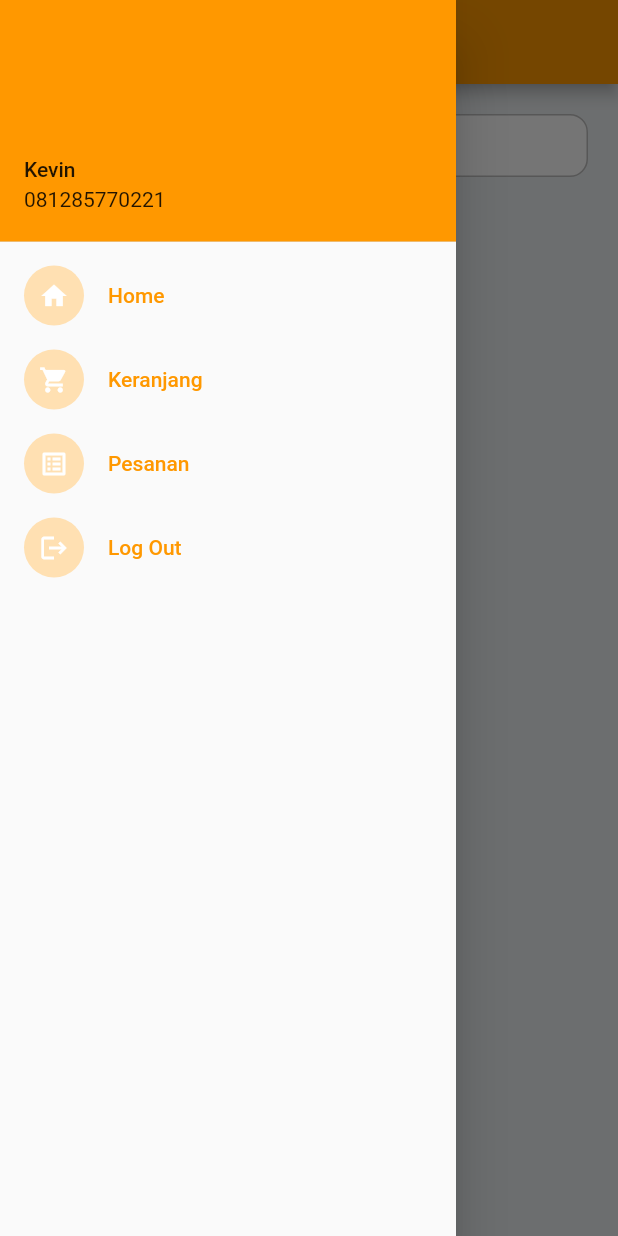
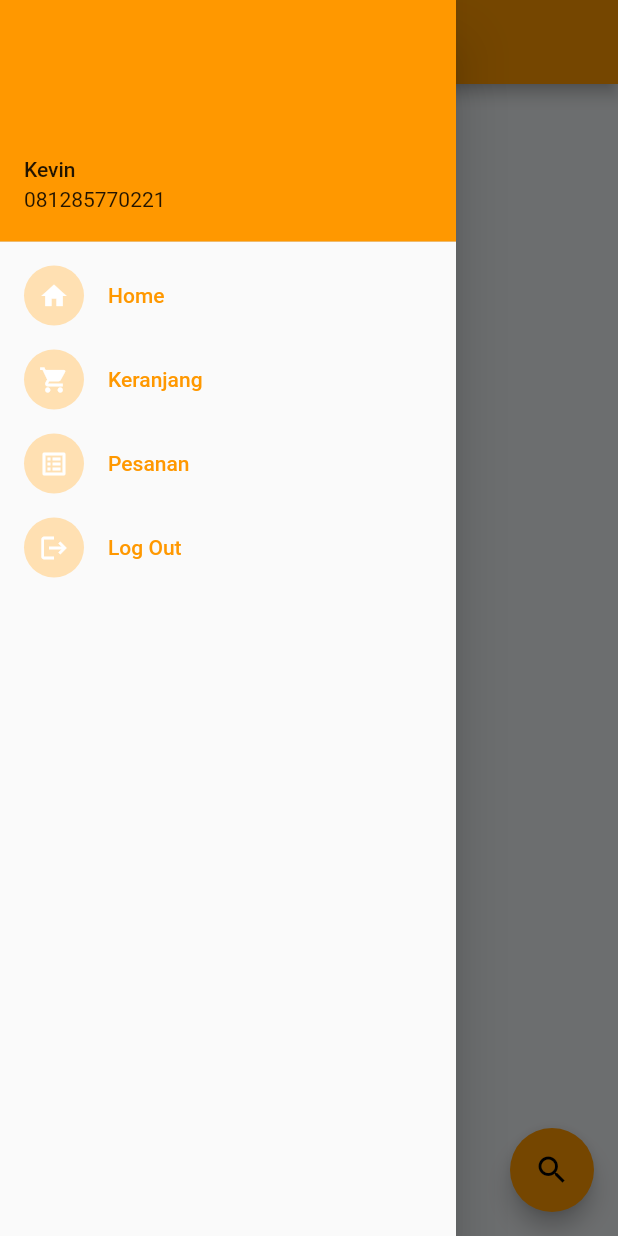
Before and after one commit to kdrm12/oleh_shop_mobile_app, a Flutter app: the MyHomePage screen opened by its route, with the side drawer open, on a phone screen of 412 x 824 dp. Run offline on Flutter 3.47's test engine with Material 2 defaults, Android fonts, the phone set to English and light mode, and no system bars; our stand-ins replace cached_network_image; network calls fail.

Commit message:
add search process

```diff
--- a/lib/pages/HomePage.dart
+++ b/lib/pages/HomePage.dart
@@ -1,5 +1,6 @@
 import 'package:flutter/material.dart';
-import 'package:oleh_shop_app/widgets/drawer.dart';
+import 'package:oleh_shop_app/component/drawer.dart';
+import 'package:oleh_shop_app/component/search.dart';
 import 'package:oleh_shop_app/models/oleh.dart';
 import 'package:oleh_shop_app/webservice/WebService.dart';
 import 'package:cached_network_image/cached_network_image.dart';
@@ -13,6 +14,7 @@ class MyHomePage extends StatefulWidget {
 
 class _MyHomePageState extends State<MyHomePage> {
   List<oleh> _oleh = <oleh>[];
+  List<String> _nama_oleh = <String>[];
 
   @override
   void initState() {
@@ -22,9 +24,14 @@ class _MyHomePageState extends State<MyHomePage> {
 
   void _loadOleh() async {
     final webservice = WebService();
-    final results = await webservice.loadOleh();
+    final oleh_results = await webservice.loadOleh();
+    final namaOleh_results = <String>[];
+    for (int i = 0; i < oleh_results.length; i++) {
+      namaOleh_results.add(oleh_results[i].nama);
+    }
     setState(() {
-      _oleh = results;
+      _oleh = oleh_results;
+      _nama_oleh = namaOleh_results;
     });
   }
 
@@ -62,20 +69,20 @@ class _MyHomePageState extends State<MyHomePage> {
               //     ),
               //   ],
               // ),
-              Container(
-                height: 42,
-                margin: const EdgeInsets.all(10),
-                decoration: BoxDecoration(
-                  borderRadius: BorderRadius.circular(12),
-                  color: Colors.white,
-                  border: Border.all(color: Colors.black26),
-                ),
-                padding: const EdgeInsets.symmetric(horizontal: 8),
-                child: const TextField(
-                  decoration: InputDecoration(
-                      icon: Icon(Icons.search), border: InputBorder.none),
-                ),
-              ),
+              // Container(
+              //   height: 42,
+              //   margin: const EdgeInsets.all(10),
+              //   decoration: BoxDecoration(
+              //     borderRadius: BorderRadius.circular(12),
+              //     color: Colors.white,
+              //     border: Border.all(color: Colors.black26),
+              //   ),
+              //   padding: const EdgeInsets.symmetric(horizontal: 8),
+              //   child: const TextField(
+              //     decoration: InputDecoration(
+              //         icon: Icon(Icons.search), border: InputBorder.none),
+              //   ),
+              // ),
               SizedBox(
                 height: 500,
                 child: GridView.builder(
@@ -136,6 +143,13 @@ class _MyHomePageState extends State<MyHomePage> {
           ),
         ),
       ),
+      floatingActionButton: FloatingActionButton(
+        child: Icon(Icons.search),
+        onPressed: () async {
+          showSearch<String>(
+              context: context, delegate: NameSearch(_nama_oleh));
+        },
+      ),
     );
   }
 }
--- a/lib/pages/pesananPage.dart
+++ b/lib/pages/pesananPage.dart
@@ -1,5 +1,5 @@
 import 'package:flutter/material.dart';
-import 'package:oleh_shop_app/widgets/drawer.dart';
+import 'package:oleh_shop_app/component/drawer.dart';
 
 class PesananPage extends StatefulWidget {
   const PesananPage({Key? key}) : super(key: key);
```
Also changed, not shown: lib/component/search.dart (added, +66 -0 lines), lib/component/drawer.dart (renamed from lib/widgets/drawer.dart).
